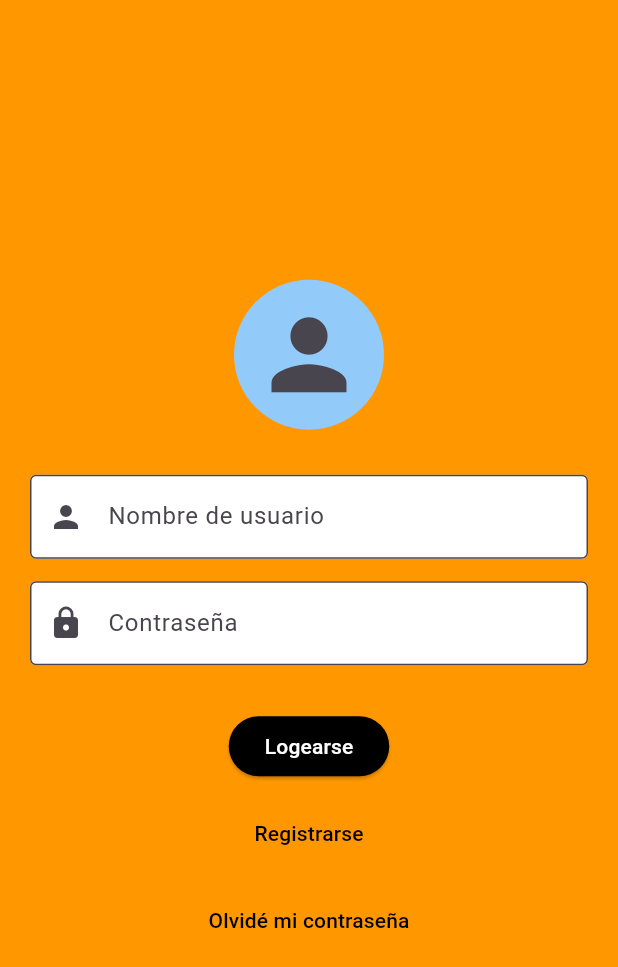
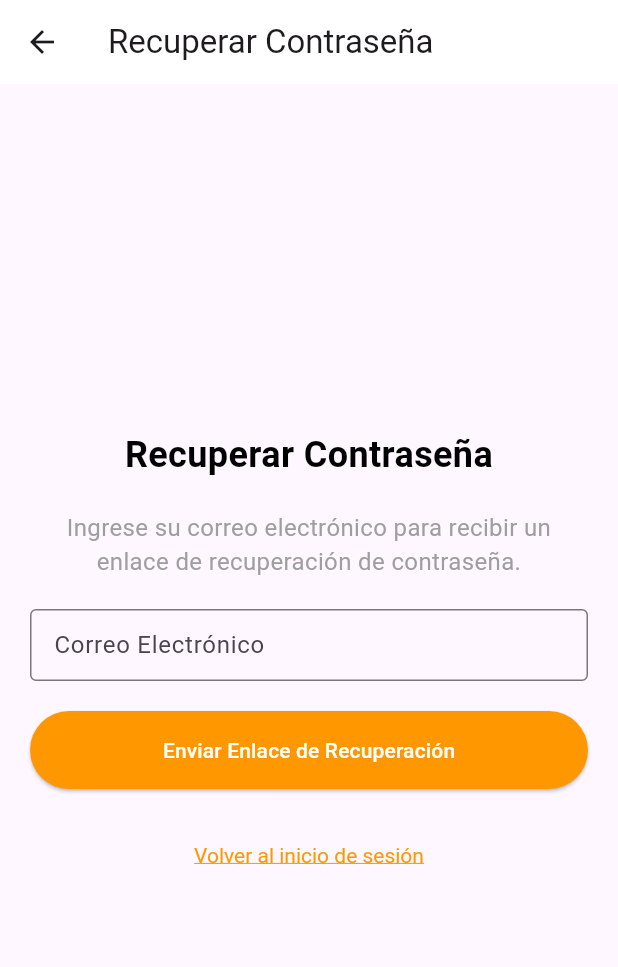
Before and after one commit to Dmytro047/enruta, a Flutter app: the screen it shows after launch, after a tap on "Olvidé mi contraseña", on a phone screen of 412 x 824 dp. Shown: the top 967 px of the screen. Run offline on Flutter 3.47's test engine with Material 3 defaults, Android fonts, the phone set to English and light mode, and no system bars.

Commit message:
Creado la pantalla de recuperacion de contrasena

```diff
--- /dev/null
+++ b/lib/screen/forgotpassword.dart
@@ -0,0 +1,108 @@
+import 'package:enruta/screen/login.dart';
+import 'package:flutter/gestures.dart';
+import 'package:flutter/material.dart';
+
+class ForgotPasswordScreen extends StatelessWidget {
+  const ForgotPasswordScreen({super.key});
+
+  @override
+  Widget build(BuildContext context) {
+    return Scaffold(
+      appBar: AppBar(
+          title: const Text('Recuperar Contraseña'),
+          backgroundColor: Colors.white),
+      body: Padding(
+        padding: const EdgeInsets.all(20.0),
+        child: Column(
+          mainAxisAlignment: MainAxisAlignment.center,
+          crossAxisAlignment: CrossAxisAlignment.stretch,
+          children: [
+            // Title
+            const Text(
+              'Recuperar Contraseña',
+              style: TextStyle(
+                fontSize: 24,
+                fontWeight: FontWeight.bold,
+                color: Colors.black,
+              ),
+              textAlign: TextAlign.center,
+            ),
+            const SizedBox(height: 20),
+
+            // Instruction
+            const Text(
+              'Ingrese su correo electrónico para recibir un enlace de recuperación de contraseña.',
+              style: TextStyle(
+                fontSize: 16,
+                color: Colors.grey,
+              ),
+              textAlign: TextAlign.center,
+            ),
+            const SizedBox(height: 20),
+
+            // Email Input
+            const TextField(
+              decoration: InputDecoration(
+                labelText: 'Correo Electrónico',
+                border: OutlineInputBorder(
+                  borderSide: BorderSide(color: Colors.black),
+                ),
+                focusedBorder: OutlineInputBorder(
+                  borderSide: BorderSide(color: Colors.orange),
+                ),
+                contentPadding:
+                    EdgeInsets.symmetric(horizontal: 12, vertical: 8),
+              ),
+              keyboardType: TextInputType.emailAddress,
+            ),
+            const SizedBox(height: 20),
+
+            // Submit Button
+            ElevatedButton(
+              onPressed: () {
+                // Handle password recovery
+              },
+              style: ElevatedButton.styleFrom(
+                backgroundColor: Colors.orange, // Background color
+                foregroundColor: Colors.white, // Text color
+                padding: const EdgeInsets.symmetric(vertical: 16),
+              ),
+              child: const Text('Enviar Enlace de Recuperación'),
+            ),
+            const SizedBox(height: 20),
+
+            // Back to Login Button
+            TextButton(
+              onPressed: () {
+                Navigator.pop(context); // Navigate back to the login screen
+              },
+              child: RichText(
+                text: TextSpan(
+                  style: const TextStyle(color: Colors.black),
+                  children: [
+                    TextSpan(
+                      text: 'Volver al inicio de sesión',
+                      style: const TextStyle(
+                        color: Colors.orange,
+                        decoration: TextDecoration.underline,
+                      ),
+                      recognizer: TapGestureRecognizer()
+                        ..onTap = () {
+                          // Acción al presionar el texto "Inicia sesión."
+                          Navigator.push(
+                            context,
+                            MaterialPageRoute(
+                                builder: (context) => LoginScreen()),
+                          );
+                        },
+                    ),
+                  ],
+                ),
+              ),
+            ),
+          ],
+        ),
+      ),
+    );
+  }
+}
--- a/lib/screen/login.dart
+++ b/lib/screen/login.dart
@@ -1,3 +1,4 @@
+import 'package:enruta/screen/forgotpassword.dart';
 import 'package:enruta/screen/mainmenu.dart';
 import 'package:enruta/screen/signup.dart';
 import 'package:flutter/material.dart';
@@ -108,7 +109,12 @@ class LoginScreen extends StatelessWidget {
                 style: TextButton.styleFrom(
                   foregroundColor: Colors.black,
                 ),
-                onPressed: () {},
+                onPressed: () {
+                  Navigator.push(
+                      context,
+                      MaterialPageRoute(
+                          builder: (context) => const ForgotPasswordScreen()));
+                },
                 child: const Text('Olvidé mi contraseña'),
               ),
             ],
--- a/lib/screen/mainmenu.dart
+++ b/lib/screen/mainmenu.dart
@@ -1,4 +1,5 @@
 import 'package:enruta/screen/dashboard.dart';
+import 'package:enruta/screen/login.dart';
 import 'package:enruta/screen/maps.dart';
 import 'package:enruta/screen/mytickets.dart';
 import 'package:enruta/screen/profile.dart';
@@ -17,7 +18,10 @@ class MenuScreen extends StatelessWidget {
           IconButton(
             icon: const Icon(Icons.logout, color: Colors.white),
             onPressed: () {
-              Navigator.pop(context);
+              Navigator.pushReplacement(
+                context,
+                MaterialPageRoute(builder: (context) => LoginScreen()),
+              );
             },
           ),
         ],
```
Also changed, not shown: lib/screen/signup.dart (+13 -14 lines).
